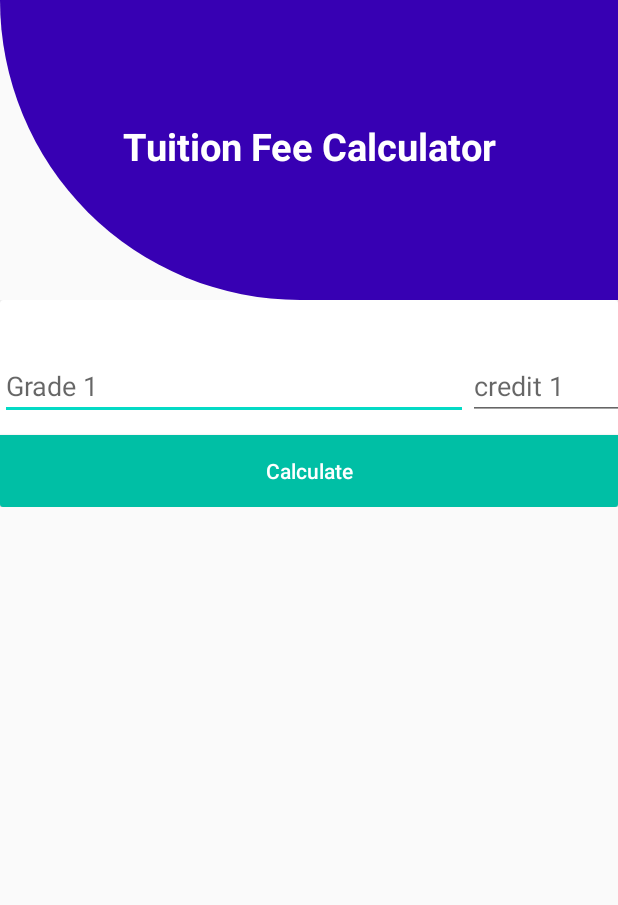
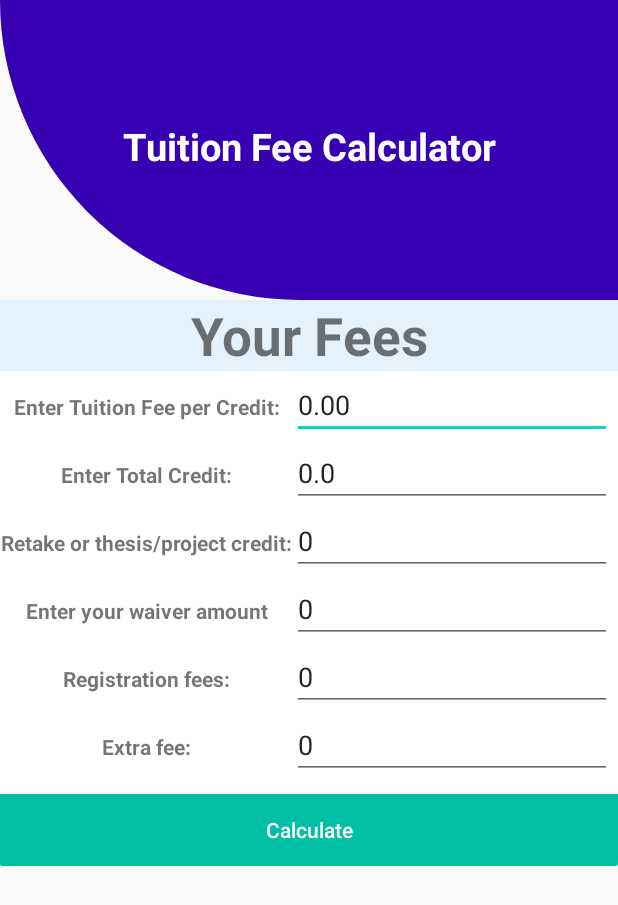
Before and after one commit to Mahadi-Ahammed/Student_utility_Android, an Android app: the tuitionfeeCalculator screen opened directly, with no data from a screen before it, on a phone screen of 412 x 824 dp. Shown: the top 905 px of the screen. Run offline under Robolectric (Android 15) with nearby library versions, the phone set to English and light mode, and no system bars.

Commit message:
Cgpa, Tution fee calculation Updated.... But View Note isn't working

```diff
--- a/labProject/app/src/main/java/com/example/mainscreen/cgpaCounter.java
+++ b/labProject/app/src/main/java/com/example/mainscreen/cgpaCounter.java
@@ -1,6 +1,4 @@
 package com.example.mainscreen;
-
-import androidx.appcompat.app.AppCompatActivity;
 
 import android.os.Bundle;
 import android.view.View;
@@ -8,7 +6,9 @@ import android.widget.Button;
 import android.widget.EditText;
 import android.widget.TextView;
 
-import java.math.RoundingMode;
+import androidx.appcompat.app.AppCompatActivity;
+
+import java.text.DecimalFormat;
 
 public class cgpaCounter extends AppCompatActivity {
 
@@ -58,11 +58,11 @@ public class cgpaCounter extends AppCompatActivity {
         btncount.setOnClickListener(new View.OnClickListener() {
             @Override
             public void onClick(View view) {
-                String gpalst[]= {"A+","A","A-","B+","B","B-","C+","C","D","F"};
-                double gpanum[]= {4.0,3.75,3.50,3.25,3.0,2.75,2.50,2.25,2.0,0.0};
+                String[] gpalst = {"A+","A","A-","B+","B","B-","C+","C","D","F"};
+                double[] gpanum = {4.0,3.75,3.50,3.25,3.0,2.75,2.50,2.25,2.0,0.0};
 
-                String ingpa[]= {gpa1.getText().toString(),gpa2.getText().toString(),gpa3.getText().toString(),gpa4.getText().toString(),gpa5.getText().toString(),gpa6.getText().toString(),gpa7.getText().toString(),gpa8.getText().toString()};
-                String incre[] = {cre1.getText().toString(),cre2.getText().toString(),cre3.getText().toString(),cre4.getText().toString(),cre5.getText().toString(),cre6.getText().toString(),cre7.getText().toString(),cre8.getText().toString()};
+                String[] ingpa = {gpa1.getText().toString(),gpa2.getText().toString(),gpa3.getText().toString(),gpa4.getText().toString(),gpa5.getText().toString(),gpa6.getText().toString(),gpa7.getText().toString(),gpa8.getText().toString()};
+                String[] incre = {cre1.getText().toString(),cre2.getText().toString(),cre3.getText().toString(),cre4.getText().toString(),cre5.getText().toString(),cre6.getText().toString(),cre7.getText().toString(),cre8.getText().toString()};
                 //calculation
                 double allgpa=0.0, allcr=0.0,gpa=0;
                 for (int x=0;x<=8;x++){
@@ -84,8 +84,8 @@ public class cgpaCounter extends AppCompatActivity {
                     return;
                 }
                 gpa = allgpa / allcr;
-                String viewDis = Double.toString(gpa);
-                fres.setText(viewDis);
+                //String viewDis = Double.toString(gpa);
+                fres.setText(new DecimalFormat("##.###").format(gpa));
             }
         });
 
--- a/labProject/app/src/main/java/com/example/mainscreen/tuitionfeeCalculator.java
+++ b/labProject/app/src/main/java/com/example/mainscreen/tuitionfeeCalculator.java
@@ -3,12 +3,52 @@ package com.example.mainscreen;
 import androidx.appcompat.app.AppCompatActivity;
 
 import android.os.Bundle;
+import android.view.View;
+import android.widget.Button;
+import android.widget.EditText;
+import android.widget.TextView;
+
+import java.text.DecimalFormat;
 
 public class tuitionfeeCalculator extends AppCompatActivity {
-
+    TextView DisP;
+    EditText crefee;
+    EditText Tc;
+    EditText Rc;
+    EditText Wav;
+    EditText RegFee;
+    EditText Ofee;
+    Button FeeCal;
     @Override
     protected void onCreate(Bundle savedInstanceState) {
         super.onCreate(savedInstanceState);
         setContentView(R.layout.activity_tuitionfee_calculator);
+        DisP= (TextView) findViewById(R.id.feeRes);
+        FeeCal= (Button) findViewById(R.id.feeCount);
+        crefee= (EditText) findViewById(R.id.crFee);
+        Tc= (EditText) findViewById(R.id.creNum);
+        Rc= (EditText) findViewById(R.id.creOth);
+        Wav= (EditText) findViewById(R.id.wavTk);
+        RegFee= (EditText) findViewById(R.id.regFee);
+        Ofee= (EditText) findViewById(R.id.othFee);
+
+        FeeCal.setOnClickListener(new View.OnClickListener() {
+            @Override
+            public void onClick(View view) {
+                double CrFee,ToCre,ReCre,waiver,regFees,OthFees,cal_tot;
+                CrFee = Double.parseDouble(crefee.getText().toString());
+                ToCre = Double.parseDouble(Tc.getText().toString());
+                ReCre= Double.parseDouble(Rc.getText().toString());
+                waiver=Double.parseDouble(Wav.getText().toString());
+                regFees= Double.parseDouble(RegFee.getText().toString());
+                OthFees = Double.parseDouble(Ofee.getText().toString());
+
+                cal_tot= CrFee*(waiver/100.00);
+                cal_tot= (cal_tot*ToCre)+regFees+OthFees+(ReCre*CrFee);
+
+                DisP.setText(new DecimalFormat("##.###").format(cal_tot));
+
+            }
+        });
     }
 }
--- a/labProject/app/src/main/res/layout/formtuition.xml
+++ b/labProject/app/src/main/res/layout/formtuition.xml
@@ -8,7 +8,18 @@
         android:gravity="center"
         android:orientation="vertical">
 
+        <TextView
+            android:id="@+id/feeRes"
+            android:layout_width="match_parent"
+            android:layout_height="wrap_content"
+            android:text="Your Fees"
+            android:textSize="35sp"
+            android:textStyle="bold"
+            android:gravity="center_horizontal"
+            android:layout_span="2"
+            android:background="@color/display_color"
 
+            />
 
 
         <TableLayout
@@ -24,25 +35,17 @@
 
                     android:layout_width="match_parent"
                     android:layout_height="wrap_content"
-                    android:textColor="@color/colorWhite"
-                    android:textSize="25sp"
-                    android:textAlignment="center"
-                    android:text="Enter Tuition Fee per Credit"
                     android:textStyle="bold"
-
+                    android:text="Enter Tuition Fee per Credit:"
                     android:gravity="center_horizontal" />
 
-                <TextView
-
+                <EditText
+                    android:id="@+id/crFee"
                     android:layout_width="match_parent"
                     android:layout_height="wrap_content"
-                    android:textColor="@color/colorWhite"
-                    android:textSize="25sp"
-                    android:textAlignment="center"
-                    android:text="Enter Total Credit"
-                    android:textStyle="bold"
-
-                    android:gravity="center_horizontal" />
+                    android:ems="10"
+                    android:text="0.00"
+                    ></EditText>
 
 
 
@@ -54,47 +57,132 @@
                 android:layout_width="match_parent"
                 android:layout_height="match_parent"
                 >
+                <TextView
+
+                    android:layout_width="match_parent"
+                    android:layout_height="wrap_content"
+                    android:text="Enter Total Credit:"
+                    android:textStyle="bold"
+                    android:gravity="center_horizontal" />
+
+
                 <EditText
-                    android:id="@+id/gpa1"
+                    android:id="@+id/creNum"
                     android:layout_width="match_parent"
                     android:layout_height="wrap_content"
                     android:ems="10"
-                    android:hint="Grade 1"
+                    android:text="0.0"
 
-                    android:inputType="number"
                     ></EditText>
 
+
+            </TableRow>
+            <TableRow
+                android:layout_width="match_parent"
+                android:layout_height="match_parent"
+                >
+                <TextView
+
+                    android:layout_width="match_parent"
+                    android:layout_height="wrap_content"
+                    android:text="Retake or thesis/project credit:"
+                    android:textStyle="bold"
+                    android:gravity="center_horizontal" />
+
+
                 <EditText
-                    android:id="@+id/credit1"
+                    android:id="@+id/creOth"
                     android:layout_width="match_parent"
                     android:layout_height="wrap_content"
                     android:ems="10"
-                    android:hint="credit 1"
+                    android:text="0"
 
-                    android:inputType="number"
+                    ></EditText>
+
+
+            </TableRow>
+            <TableRow
+                android:layout_width="match_parent"
+                android:layout_height="match_parent"
+                >
+                <TextView
+
+                    android:layout_width="match_parent"
+                    android:layout_height="wrap_content"
+                    android:text="Enter your waiver amount"
+                    android:textStyle="bold"
+                    android:gravity="center_horizontal" />
+
+
+                <EditText
+                    android:id="@+id/wavTk"
+                    android:layout_width="match_parent"
+                    android:layout_height="wrap_content"
+                    android:ems="10"
+                    android:text="0"
+                    ></EditText>
+            </TableRow>
+
+            <TableRow
+                android:layout_width="match_parent"
+                android:layout_height="match_parent"
+                >
+                <TextView
+
+                    android:layout_width="match_parent"
+                    android:layout_height="wrap_content"
+                    android:text="Registration fees:"
+                    android:textStyle="bold"
+                    android:gravity="center_horizontal" />
+
+
+                <EditText
+                    android:id="@+id/regFee"
+                    android:layout_width="match_parent"
+                    android:layout_height="wrap_content"
+                    android:ems="10"
+                    android:text="0"
+
+                    ></EditText>
+
+
+            </TableRow>
+
+            <TableRow
+                android:layout_width="match_parent"
+                android:layout_height="match_parent"
+                >
+                <TextView
+
+                    android:layout_width="match_parent"
+                    android:layout_height="wrap_content"
+                    android:text="Extra fee:"
+                    android:textStyle="bold"
+                    android:gravity="center_horizontal" />
+
+
+                <EditText
+                    android:id="@+id/othFee"
+                    android:layout_width="match_parent"
+                    android:layout_height="wrap_content"
+                    android:ems="10"
+                    android:text="0"
+
                     ></EditText>
 
 
             </TableRow>
 
 
-
-
-
-
-
-
-
-
         </TableLayout>
 
         <Button
-            android:id="@+id/btnCount"
+            android:id="@+id/feeCount"
             android:textAllCaps="false"
             android:layout_marginTop="10dp"
             android:textColor="@color/colorWhite"
             android:background="@drawable/btn_state"
-
+            android:shadowColor="@color/dark_blue"
             android:text="Calculate"
             android:layout_width="match_parent"
             android:layout_height="wrap_content"/>
--- a/labProject/app/src/main/res/values/colors.xml
+++ b/labProject/app/src/main/res/values/colors.xml
@@ -10,6 +10,7 @@
     <color name="green">#00bfa5</color>
     <color name="pink">#fe104f</color>
     <color name="dark_blue">#23283a</color>
+    <color name="display_color">#e3f2fd</color>
 
 
 
--- a/labProject/app/src/main/res/values/strings.xml
+++ b/labProject/app/src/main/res/values/strings.xml
@@ -1,3 +1,3 @@
 <resources>
-    <string name="app_name">Main Screen</string>
+    <string name="app_name">Student Utility</string>
 </resources>
```
